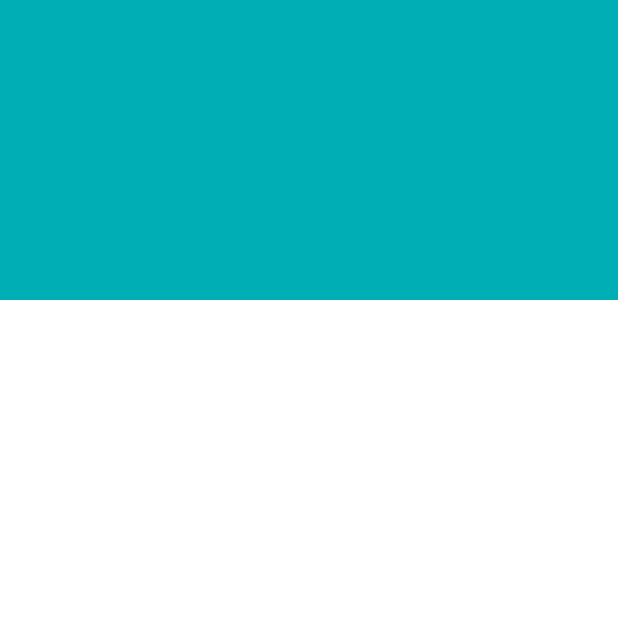
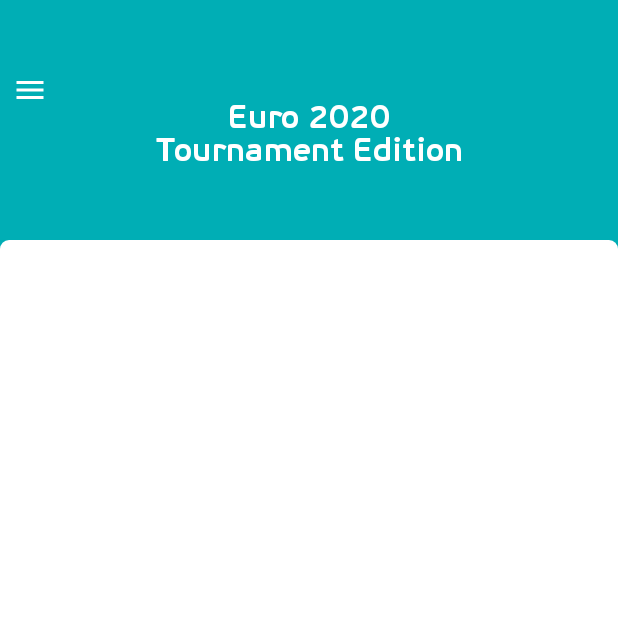
Before and after one commit to ViktorPetrovski/Euro2020Collection, an Android app: the screen it shows after launch (MainActivity), on a phone screen of 412 x 824 dp, the top half of it. Run offline under Robolectric (Android 15) with nearby library versions, the phone set to English and light mode, and no system bars; our stand-ins replace Dagger/Hilt's generated code; 3 statements that could not run were skipped.

Commit message:
basic setup of NavDrawer

```diff
--- a/app/src/main/java/com/euro/sticker/MainActivity.kt
+++ b/app/src/main/java/com/euro/sticker/MainActivity.kt
@@ -1,12 +1,14 @@
 package com.euro.sticker
 
 import android.os.Bundle
+import android.view.Gravity
 import android.view.Menu
 import android.view.MenuItem
 import android.widget.FrameLayout
 import androidx.appcompat.app.AppCompatActivity
 import com.euro.sticker.databinding.ActivityMainBinding
 import com.euro.sticker.gallery.data.Repository
+import com.euro.sticker.gallery.ui.drawer.DrawerHeaderView
 import dagger.hilt.android.AndroidEntryPoint
 import javax.inject.Inject
 
@@ -20,6 +22,16 @@ class MainActivity : AppCompatActivity() {
         binding = ActivityMainBinding.inflate(layoutInflater)
         val view = binding.root
         setContentView(view)
-        binding.rootLayout.systemUiVisibility = FrameLayout.SYSTEM_UI_FLAG_LAYOUT_FULLSCREEN
+        binding.drawerLayout.systemUiVisibility = FrameLayout.SYSTEM_UI_FLAG_LAYOUT_FULLSCREEN
+        binding.navView.systemUiVisibility = FrameLayout.SYSTEM_UI_FLAG_LAYOUT_FULLSCREEN
+        setupDrawer()
+    }
+
+    private fun setupDrawer() {
+        binding.navView.addHeaderView(DrawerHeaderView(this))
+    }
+
+    fun openDrawer() {
+        binding.drawerLayout.openDrawer(Gravity.LEFT)
     }
 }
--- a/app/src/main/java/com/euro/sticker/gallery/data/StickersDB.kt
+++ b/app/src/main/java/com/euro/sticker/gallery/data/StickersDB.kt
@@ -13,7 +13,7 @@ import dagger.hilt.android.qualifiers.ApplicationContext
 import dagger.hilt.components.SingletonComponent
 import javax.inject.Singleton
 
-private const val DB_ASSETS_FILE = "database/StickersDbReal.db"
+private const val DB_ASSETS_FILE = "database/StickersDB.db"
 private const val DB_NAME = "StickersDB"
 
 @Database(entities = [StickerEntity::class, CategoryEntity::class], version = 1)
--- a/app/src/main/java/com/euro/sticker/gallery/data/StickersDao.kt
+++ b/app/src/main/java/com/euro/sticker/gallery/data/StickersDao.kt
@@ -12,6 +12,12 @@ interface StickersDao {
     @Query("SELECT * FROM CategoryEntity")
     suspend fun getCategoriesAndStickers(): List<StickersAndCategories>
 
+    @Query("SELECT * FROM StickerEntity")
+    suspend fun getAllStickers(): List<StickerEntity>
+
     @Query("UPDATE StickerEntity SET amount=:amount WHERE number=:number")
     suspend fun updateSticker(amount: Int, number: Int)
+
+    @Query("UPDATE StickerEntity SET number=:number WHERE uid=:uid")
+    suspend fun updateStickerNumber(uid: Long, number: Int)
 }
--- a/app/src/main/java/com/euro/sticker/gallery/ui/StickersFragment.kt
+++ b/app/src/main/java/com/euro/sticker/gallery/ui/StickersFragment.kt
@@ -5,27 +5,35 @@ import androidx.fragment.app.Fragment
 import android.view.LayoutInflater
 import android.view.View
 import android.view.ViewGroup
+import android.widget.FrameLayout
 import androidx.fragment.app.viewModels
 import androidx.hilt.navigation.fragment.hiltNavGraphViewModels
 import com.bumptech.glide.Glide
+import com.euro.sticker.MainActivity
 import com.euro.sticker.R
 import com.euro.sticker.databinding.FragmentFirstBinding
 import dagger.hilt.android.AndroidEntryPoint
 
-private const val URL = "https://thumbs.dreamstime.com/z/abstract-fluid-color-background-summer-travel-sale-banner-colorful-shapes-wavy-geometric-modern-design-minimal-vector-wallpaper-145884397.jpg"
 @AndroidEntryPoint
 class StickersFragment : Fragment() {
 
     private var _binding: FragmentFirstBinding? = null
     private val binding get() = _binding!!
 
-    override fun onCreateView(inflater: LayoutInflater, container: ViewGroup?, savedInstanceState: Bundle?): View {
+    override fun onCreateView(
+        inflater: LayoutInflater,
+        container: ViewGroup?,
+        savedInstanceState: Bundle?
+    ): View {
         _binding = FragmentFirstBinding.inflate(inflater, container, false)
         return binding.root
     }
 
     override fun onViewCreated(view: View, savedInstanceState: Bundle?) {
         super.onViewCreated(view, savedInstanceState)
+        binding.drawerImage.setOnClickListener {
+            (requireActivity() as MainActivity).openDrawer()
+        }
     }
 
     override fun onDestroyView() {
--- /dev/null
+++ b/app/src/main/java/com/euro/sticker/gallery/ui/drawer/DrawerHeaderView.kt
@@ -0,0 +1,18 @@
+package com.euro.sticker.gallery.ui.drawer
+
+import android.content.Context
+import android.util.AttributeSet
+import android.view.LayoutInflater
+import android.widget.FrameLayout
+import com.euro.sticker.databinding.ViewDrawerHeaderBinding
+import dagger.hilt.android.AndroidEntryPoint
+
+@AndroidEntryPoint
+class DrawerHeaderView @JvmOverloads constructor(
+    context: Context, attrs: AttributeSet? = null, defStyleAttr: Int = 0
+) : FrameLayout(context, attrs, defStyleAttr) {
+
+    private val binding = ViewDrawerHeaderBinding.inflate(LayoutInflater.from(context), this, true)
+
+
+}
--- /dev/null
+++ b/app/src/main/res/drawable/bg_filter_by.xml
@@ -0,0 +1,5 @@
+<?xml version="1.0" encoding="utf-8"?>
+<shape xmlns:android="http://schemas.android.com/apk/res/android">
+    <solid android:color="@color/white"/>
+    <corners android:topLeftRadius="6dp" android:topRightRadius="6dp" />
+</shape>
--- /dev/null
+++ b/app/src/main/res/drawable/ic_menu.xml
@@ -0,0 +1,5 @@
+<vector android:height="24dp" android:tint="#FFFFFF"
+    android:viewportHeight="24" android:viewportWidth="24"
+    android:width="24dp" xmlns:android="http://schemas.android.com/apk/res/android">
+    <path android:fillColor="@android:color/white" android:pathData="M3,18h18v-2L3,16v2zM3,13h18v-2L3,11v2zM3,6v2h18L21,6L3,6z"/>
+</vector>
--- a/app/src/main/res/layout/activity_main.xml
+++ b/app/src/main/res/layout/activity_main.xml
@@ -1,7 +1,7 @@
-<?xml version="1.0" encoding="utf-8"?>
-<FrameLayout xmlns:android="http://schemas.android.com/apk/res/android"
+<?xml version="1.0" encoding="utf-8"?><!-- Use DrawerLayout as root container for activity -->
+<androidx.drawerlayout.widget.DrawerLayout xmlns:android="http://schemas.android.com/apk/res/android"
     xmlns:app="http://schemas.android.com/apk/res-auto"
-    android:id="@+id/rootLayout"
+    android:id="@+id/drawer_layout"
     android:layout_width="match_parent"
     android:layout_height="match_parent">
 
@@ -13,4 +13,11 @@
         app:defaultNavHost="true"
         app:navGraph="@navigation/nav_graph" />
 
-</FrameLayout>
+    <!-- Container for contents of drawer - use NavigationView to make configuration easier -->
+    <com.google.android.material.navigation.NavigationView
+        android:id="@+id/nav_view"
+        android:layout_width="wrap_content"
+        android:layout_height="match_parent"
+        android:layout_gravity="start"/>
+
+</androidx.drawerlayout.widget.DrawerLayout>
--- a/app/src/main/res/layout/fragment_first.xml
+++ b/app/src/main/res/layout/fragment_first.xml
@@ -8,20 +8,43 @@
     <Space
         android:id="@+id/space"
         android:layout_width="match_parent"
-        android:layout_height="200dp"
+        android:layout_height="160dp"
         app:layout_constraintEnd_toEndOf="parent"
         app:layout_constraintStart_toStartOf="parent"
         app:layout_constraintTop_toTopOf="parent" />
 
+    <androidx.appcompat.widget.AppCompatTextView
+        android:id="@+id/albumTitle"
+        android:layout_width="0dp"
+        android:layout_height="wrap_content"
+        android:textSize="22sp"
+        android:layout_marginTop="64dp"
+        android:textColor="@color/white"
+        android:gravity="center_horizontal"
+        android:fontFamily="@font/beau_sans_pro_bold"
+        android:text="Euro 2020\nTournament Edition"
+        app:layout_constraintTop_toTopOf="parent"
+        app:layout_constraintStart_toStartOf="parent"
+        app:layout_constraintEnd_toEndOf="parent"/>
+
+    <androidx.appcompat.widget.AppCompatImageView
+        android:id="@+id/drawerImage"
+        android:layout_width="wrap_content"
+        android:layout_height="wrap_content"
+        android:layout_marginTop="48dp"
+        android:layout_marginStart="8dp"
+        app:srcCompat="@drawable/ic_menu"
+        app:layout_constraintTop_toTopOf="parent"
+        app:layout_constraintStart_toStartOf="parent"/>
 
     <com.euro.sticker.gallery.ui.adapter.StickersRecyclerView
         android:id="@+id/rvStickers"
         android:layout_width="match_parent"
         android:layout_height="0dp"
-        android:background="@color/white"
+        android:paddingTop="8dp"
+        android:background="@drawable/bg_filter_by"
         app:layout_constraintTop_toBottomOf="@id/space"
         app:layout_constraintStart_toStartOf="parent"
         app:layout_constraintBottom_toBottomOf="parent"/>
 
-
 </androidx.constraintlayout.widget.ConstraintLayout>
--- a/app/src/main/res/layout/view_group_title.xml
+++ b/app/src/main/res/layout/view_group_title.xml
@@ -22,7 +22,7 @@
         android:layout_height="wrap_content"
         android:textSize="16sp"
         android:paddingTop="8dp"
-        android:layout_marginEnd="16dp"
+        android:paddingEnd="8dp"
         android:textColor="@color/primary_text"
         android:fontFamily="@font/beau_sans_pro_bold"
         app:layout_constraintEnd_toEndOf="parent"
--- a/app/src/main/res/values/dimens.xml
+++ b/app/src/main/res/values/dimens.xml
@@ -1,4 +1,5 @@
 <resources>
     <dimen name="fab_margin">16dp</dimen>
     <dimen name="sticker_cell_height">64dp</dimen>
+    <dimen name="drawer_header_height">220dp</dimen>
 </resources>
--- a/app/src/main/res/values/themes.xml
+++ b/app/src/main/res/values/themes.xml
@@ -10,16 +10,14 @@
         <item name="colorSecondaryVariant">@color/teal_700</item>
         <item name="colorOnSecondary">@color/black</item>
         <!-- Status bar color. -->
-        <item name="android:statusBarColor" tools:targetApi="l">@android:color/transparent</item>
+        <item name="android:statusBarColor">@android:color/transparent</item>
         <!-- Customize your theme here. -->
+        <item name="windowActionBar">false</item>
+        <item name="windowNoTitle">true</item>
     </style>
 
     <style name="Theme.Euro2020StickersCollection.NoActionBar">
         <item name="windowActionBar">false</item>
         <item name="windowNoTitle">true</item>
     </style>
-
-    <style name="Theme.Euro2020StickersCollection.AppBarOverlay" parent="ThemeOverlay.AppCompat.Dark.ActionBar" />
-
-    <style name="Theme.Euro2020StickersCollection.PopupOverlay" parent="ThemeOverlay.AppCompat.Light" />
 </resources>
```
Also changed, not shown: app/src/main/java/com/euro/sticker/gallery/data/Repository.kt (+9 -0 lines), app/src/main/java/com/euro/sticker/gallery/ui/FilterByView.kt (added, +17 -0 lines), app/src/main/java/com/euro/sticker/gallery/ui/StickersGalleryViewModel.kt (+5 -2 lines), app/src/main/res/layout/view_drawer_header.xml (added, +8 -0 lines), app/src/main/res/layout/view_filter_by.xml (added, +79 -0 lines), app/src/main/assets/database/StickersDB.db (added), app/src/main/assets/database/StickersDbReal.db (deleted).
